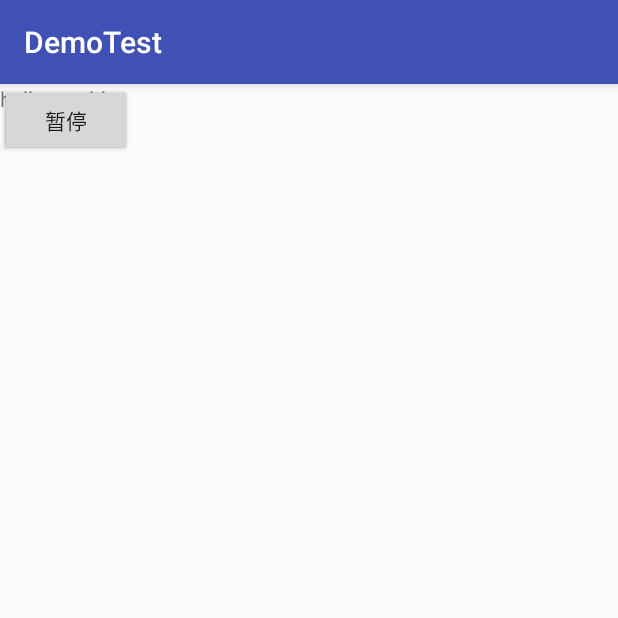
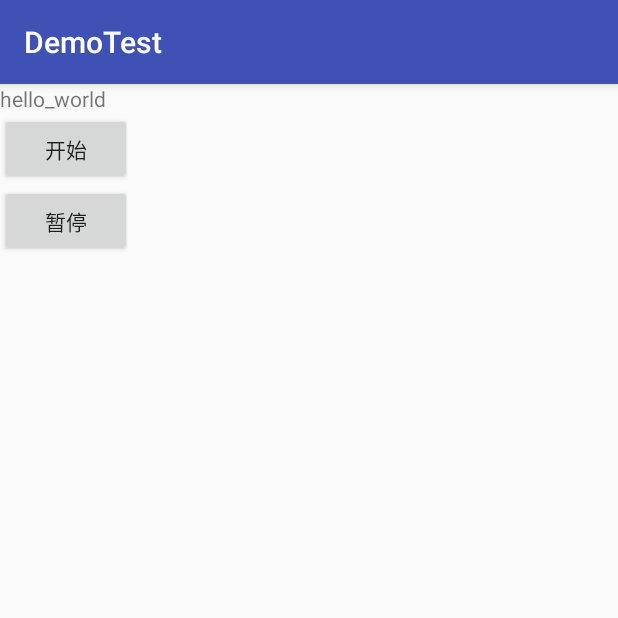
Before and after one commit to zdgzhu/DemoTest0, an Android app: the screen it shows after launch (MainActivity), on a phone screen of 412 x 824 dp, the top half of it. Run offline under Robolectric (Android 15) with nearby library versions, the phone set to English and light mode, and no system bars.

Commit message:
更改了一下布局方式

```diff
--- a/app/src/main/res/layout/activity_main.xml
+++ b/app/src/main/res/layout/activity_main.xml
@@ -1,7 +1,9 @@
-<RelativeLayout xmlns:android="http://schemas.android.com/apk/res/android"
+<LinearLayout xmlns:android="http://schemas.android.com/apk/res/android"
     xmlns:tools="http://schemas.android.com/tools"
     android:layout_width="match_parent"
-    android:layout_height="match_parent">
+    android:layout_height="match_parent"
+    android:orientation="vertical"
+    >
 
 
     <TextView
@@ -25,4 +27,4 @@
         />
 
 
-</RelativeLayout>
+</LinearLayout>
```
